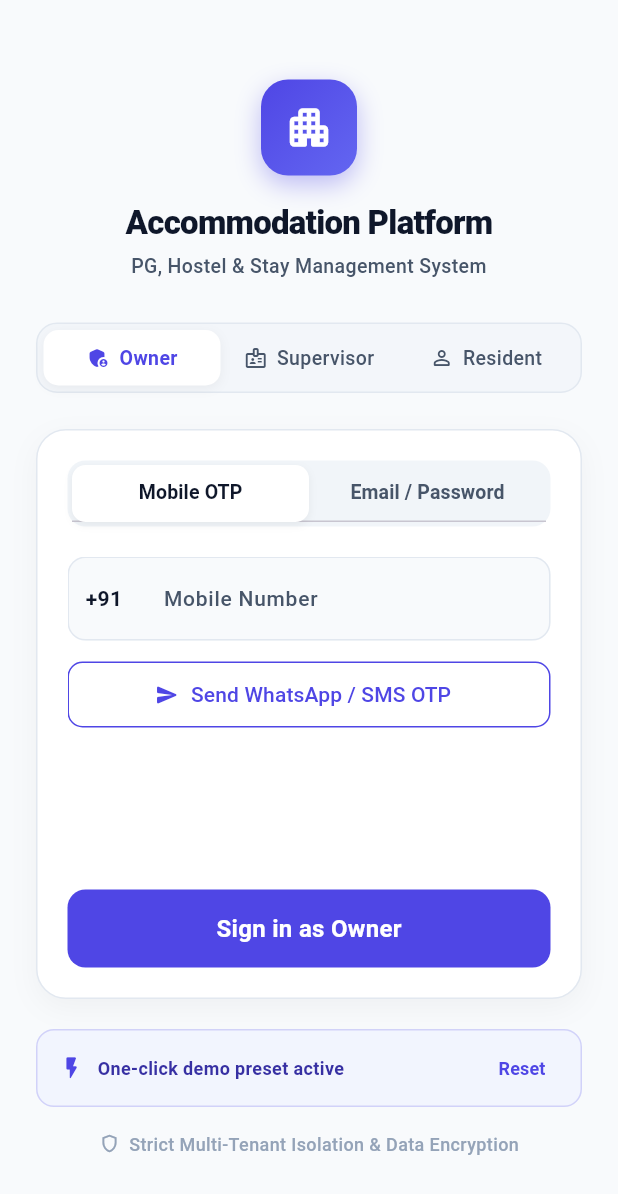
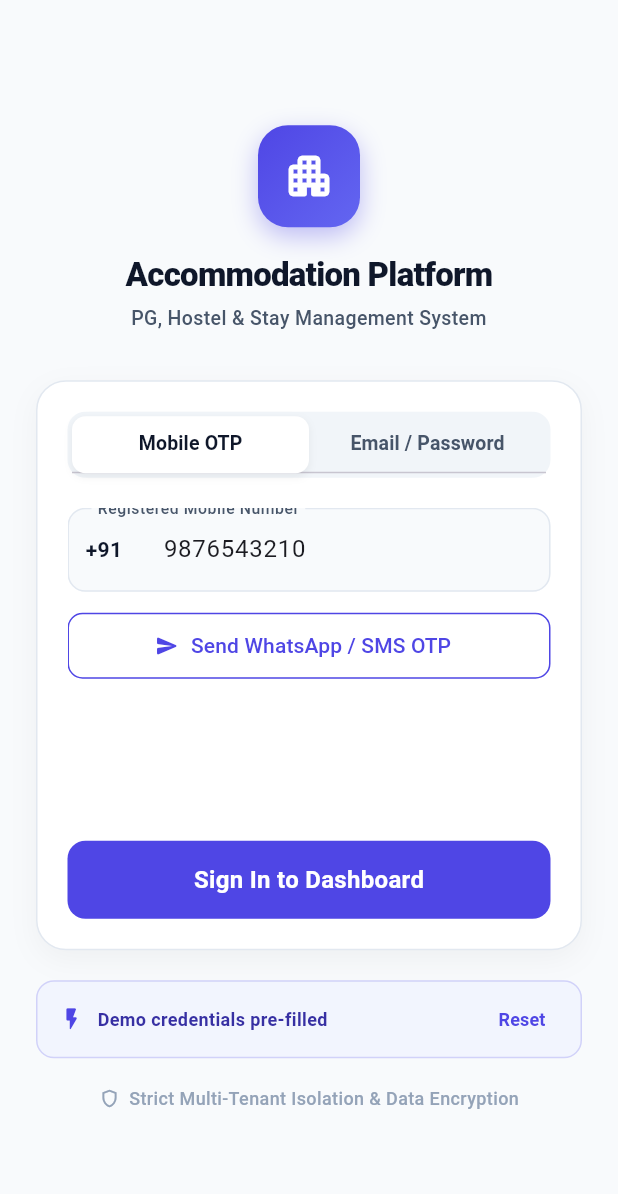
Before and after one commit to vijaybanoth7165/accommodation_platform, a Flutter app: the screen it shows after launch, on a phone screen of 412 x 824 dp. Shown: the top 1194 px of the screen. Run offline on Flutter 3.47's test engine with Material 3 defaults, Android fonts, the phone set to English and light mode, and no system bars.

Commit message:
feat: simplify login screen, move supervisor & resident controls to dedicated settings screen

```diff
--- a/lib/screens/auth/login_screen.dart
+++ b/lib/screens/auth/login_screen.dart
@@ -13,11 +13,8 @@ class LoginScreen extends StatefulWidget {
 class _LoginScreenState extends State<LoginScreen> with SingleTickerProviderStateMixin {
   late TabController _authTabController;
 
-  // Selected User Persona
-  String _selectedRole = 'Owner'; // 'Owner', 'Supervisor', 'Resident'
-
   // Controllers
-  final _phoneController = TextEditingController();
+  final _phoneController = TextEditingController(text: '9876543210');
   final _otpController = TextEditingController();
   final _emailController = TextEditingController(text: 'owner@stayflow.com');
   final _passwordController = TextEditingController(text: 'password123');
@@ -46,7 +43,7 @@ class _LoginScreenState extends State<LoginScreen> with SingleTickerProviderStat
     setState(() => _isLoading = true);
 
     // Simulate network authentication delay
-    await Future.delayed(const Duration(milliseconds: 900));
+    await Future.delayed(const Duration(milliseconds: 700));
 
     if (mounted) {
       setState(() => _isLoading = false);
@@ -54,8 +51,8 @@ class _LoginScreenState extends State<LoginScreen> with SingleTickerProviderStat
         widget.onLoginSuccess!();
       } else {
         ScaffoldMessenger.of(context).showSnackBar(
-          SnackBar(
-            content: Text('Logged in successfully as $_selectedRole'),
+          const SnackBar(
+            content: Text('Logged in successfully'),
             backgroundColor: AppColors.vacant,
             behavior: SnackBarBehavior.floating,
           ),
@@ -64,28 +61,19 @@ class _LoginScreenState extends State<LoginScreen> with SingleTickerProviderStat
     }
   }
 
-  void _fillDemoCredentials(String role) {
+  void _resetDemoCredentials() {
     setState(() {
-      _selectedRole = role;
-      if (role == 'Owner') {
-        _emailController.text = 'owner@pgstays.com';
-        _passwordController.text = 'admin123';
-        _phoneController.text = '9876543210';
-      } else if (role == 'Supervisor') {
-        _emailController.text = 'supervisor@pgstays.com';
-        _passwordController.text = 'staff123';
-        _phoneController.text = '9876500001';
-      } else {
-        _emailController.text = 'resident@pgstays.com';
-        _passwordController.text = 'resident123';
-        _phoneController.text = '9876599999';
-      }
+      _emailController.text = 'owner@stayflow.com';
+      _passwordController.text = 'password123';
+      _phoneController.text = '9876543210';
+      _otpSent = false;
+      _otpController.clear();
     });
 
     ScaffoldMessenger.of(context).showSnackBar(
-      SnackBar(
-        content: Text('Switched to $role demo account'),
-        duration: const Duration(seconds: 1),
+      const SnackBar(
+        content: Text('Demo credentials reset'),
+        duration: Duration(seconds: 1),
         behavior: SnackBarBehavior.floating,
       ),
     );
@@ -97,7 +85,7 @@ class _LoginScreenState extends State<LoginScreen> with SingleTickerProviderStat
       body: SafeArea(
         child: Center(
           child: SingleChildScrollView(
-            padding: const EdgeInsets.symmetric(horizontal: 24, vertical: 20),
+            padding: const EdgeInsets.symmetric(horizontal: 24, vertical: 24),
             child: ConstrainedBox(
               constraints: const BoxConstraints(maxWidth: 440),
               child: Column(
@@ -105,11 +93,7 @@ class _LoginScreenState extends State<LoginScreen> with SingleTickerProviderStat
                 children: [
                   // --- Brand Header ---
                   _buildBrandHeader(),
-                  const SizedBox(height: 28),
-
-                  // --- Role Selector ---
-                  _buildRoleSelector(),
-                  const SizedBox(height: 24),
+                  const SizedBox(height: 32),
 
                   // --- Auth Card ---
                   Container(
@@ -119,7 +103,7 @@ class _LoginScreenState extends State<LoginScreen> with SingleTickerProviderStat
                       border: Border.all(color: AppColors.border),
                       boxShadow: [
                         BoxShadow(
-                          color: Colors.black.withOpacity(0.04),
+                          color: Colors.black.withValues(alpha: 0.04),
                           blurRadius: 16,
                           offset: const Offset(0, 6),
                         ),
@@ -145,7 +129,7 @@ class _LoginScreenState extends State<LoginScreen> with SingleTickerProviderStat
                                 borderRadius: BorderRadius.circular(9),
                                 boxShadow: [
                                   BoxShadow(
-                                    color: Colors.black.withOpacity(0.06),
+                                    color: Colors.black.withValues(alpha: 0.06),
                                     blurRadius: 4,
                                     offset: const Offset(0, 2),
                                   ),
@@ -189,7 +173,7 @@ class _LoginScreenState extends State<LoginScreen> with SingleTickerProviderStat
                                       color: Colors.white,
                                     ),
                                   )
-                                : Text('Sign in as $_selectedRole'),
+                                : const Text('Sign In to Dashboard'),
                           ),
                         ],
                       ),
@@ -198,17 +182,17 @@ class _LoginScreenState extends State<LoginScreen> with SingleTickerProviderStat
 
                   const SizedBox(height: 20),
 
-                  // --- Quick Demo Presets ---
+                  // --- Quick Demo Preset Pill ---
                   _buildDemoPresets(),
 
-                  const SizedBox(height: 16),
+                  const SizedBox(height: 18),
 
                   // Security & Multi-tenant note
                   Row(
                     mainAxisAlignment: MainAxisAlignment.center,
-                    children: [
-                      const Icon(Icons.shield_outlined, size: 14, color: AppColors.textMuted),
-                      const SizedBox(width: 6),
+                    children: const [
+                      Icon(Icons.shield_outlined, size: 14, color: AppColors.textMuted),
+                      SizedBox(width: 6),
                       Text(
                         'Strict Multi-Tenant Isolation & Data Encryption',
                         style: TextStyle(
@@ -232,18 +216,18 @@ class _LoginScreenState extends State<LoginScreen> with SingleTickerProviderStat
     return Column(
       children: [
         Container(
-          width: 64,
-          height: 64,
+          width: 68,
+          height: 68,
           decoration: BoxDecoration(
             gradient: const LinearGradient(
               colors: [Color(0xFF4F46E5), Color(0xFF6366F1)],
               begin: Alignment.topLeft,
               end: Alignment.bottomRight,
             ),
-            borderRadius: BorderRadius.circular(18),
+            borderRadius: BorderRadius.circular(20),
             boxShadow: [
               BoxShadow(
-                color: AppColors.primary.withOpacity(0.35),
+                color: AppColors.primary.withValues(alpha: 0.35),
                 blurRadius: 14,
                 offset: const Offset(0, 6),
               ),
@@ -252,7 +236,7 @@ class _LoginScreenState extends State<LoginScreen> with SingleTickerProviderStat
           child: const Icon(
             Icons.apartment_rounded,
             color: Colors.white,
-            size: 34,
+            size: 36,
           ),
         ),
         const SizedBox(height: 16),
@@ -267,7 +251,7 @@ class _LoginScreenState extends State<LoginScreen> with SingleTickerProviderStat
           ),
         ),
         const SizedBox(height: 4),
-        Text(
+        const Text(
           'PG, Hostel & Stay Management System',
           textAlign: TextAlign.center,
           style: TextStyle(
@@ -280,75 +264,6 @@ class _LoginScreenState extends State<LoginScreen> with SingleTickerProviderStat
     );
   }
 
-  Widget _buildRoleSelector() {
-    final roles = ['Owner', 'Supervisor', 'Resident'];
-
-    return Container(
-      padding: const EdgeInsets.all(4),
-      decoration: BoxDecoration(
-        color: AppColors.surfaceVariant.withOpacity(0.7),
-        borderRadius: BorderRadius.circular(14),
-        border: Border.all(color: AppColors.border),
-      ),
-      child: Row(
-        children: roles.map((role) {
-          final isSelected = _selectedRole == role;
-          IconData icon;
-          if (role == 'Owner') {
-            icon = Icons.admin_panel_settings_rounded;
-          } else if (role == 'Supervisor') {
-            icon = Icons.badge_outlined;
-          } else {
-            icon = Icons.person_outline_rounded;
-          }
-
-          return Expanded(
-            child: InkWell(
-              borderRadius: BorderRadius.circular(10),
-              onTap: () => _fillDemoCredentials(role),
-              child: AnimatedContainer(
-                duration: const Duration(milliseconds: 200),
-                padding: const EdgeInsets.symmetric(vertical: 9),
-                decoration: BoxDecoration(
-                  color: isSelected ? AppColors.surface : Colors.transparent,
-                  borderRadius: BorderRadius.circular(10),
-                  boxShadow: isSelected
-                      ? [
-                          BoxShadow(
-                            color: Colors.black.withOpacity(0.05),
-                            blurRadius: 6,
-                            offset: const Offset(0, 2),
-                          )
-                        ]
-                      : [],
-                ),
-                child: Row(
-                  mainAxisAlignment: MainAxisAlignment.center,
-                  children: [
-                    Icon(
-                      icon,
-                      size: 16,
-                      color: isSelected ? AppColors.primary : AppColors.textSecondary,
-                    ),
-                    const SizedBox(width: 6),
-                    Text(
-                      role,
-                      style: TextStyle(
-                        fontSize: 13,
-                        fontWeight: isSelected ? FontWeight.w700 : FontWeight.w500,
-                        color: isSelected ? AppColors.primary : AppColors.textSecondary,
-                      ),
-                    ),
-                  ],
-                ),
-              ),
-            ),
-          );
-        }).toList(),
-      ),
-    );
-  }
-
   Widget _buildPhoneAuthForm() {
     return Column(
       crossAxisAlignment: CrossAxisAlignment.stretch,
@@ -357,7 +272,7 @@ class _LoginScreenState extends State<LoginScreen> with SingleTickerProviderStat
           controller: _phoneController,
           keyboardType: TextInputType.phone,
           decoration: InputDecoration(
-            labelText: 'Mobile Number',
+            labelText: 'Registered Mobile Number',
             hintText: '98765 43210',
             prefixIcon: Container(
               padding: const EdgeInsets.symmetric(horizontal: 12),
@@ -449,9 +364,9 @@ class _LoginScreenState extends State<LoginScreen> with SingleTickerProviderStat
     return Container(
       padding: const EdgeInsets.symmetric(horizontal: 14, vertical: 10),
       decoration: BoxDecoration(
-        color: AppColors.primaryLight.withOpacity(0.6),
+        color: AppColors.primaryLight.withValues(alpha: 0.6),
         borderRadius: BorderRadius.circular(12),
-        border: Border.all(color: AppColors.primary.withOpacity(0.2)),
+        border: Border.all(color: AppColors.primary.withValues(alpha: 0.2)),
       ),
       child: Row(
         children: [
@@ -459,7 +374,7 @@ class _LoginScreenState extends State<LoginScreen> with SingleTickerProviderStat
           const SizedBox(width: 8),
           const Expanded(
             child: Text(
-              'One-click demo preset active',
+              'Demo credentials pre-filled',
               style: TextStyle(
                 fontSize: 12,
                 fontWeight: FontWeight.w600,
@@ -473,7 +388,7 @@ class _LoginScreenState extends State<LoginScreen> with SingleTickerProviderStat
               minimumSize: const Size(50, 30),
               tapTargetSize: MaterialTapTargetSize.shrinkWrap,
             ),
-            onPressed: () => _fillDemoCredentials('Owner'),
+            onPressed: _resetDemoCredentials,
             child: const Text('Reset', style: TextStyle(fontSize: 12, fontWeight: FontWeight.bold)),
           ),
         ],
```
Also changed, not shown: lib/screens/owner/owner_dashboard_screen.dart (+17 -4 lines), lib/screens/settings/settings_screen.dart (added, +215 -0 lines).
